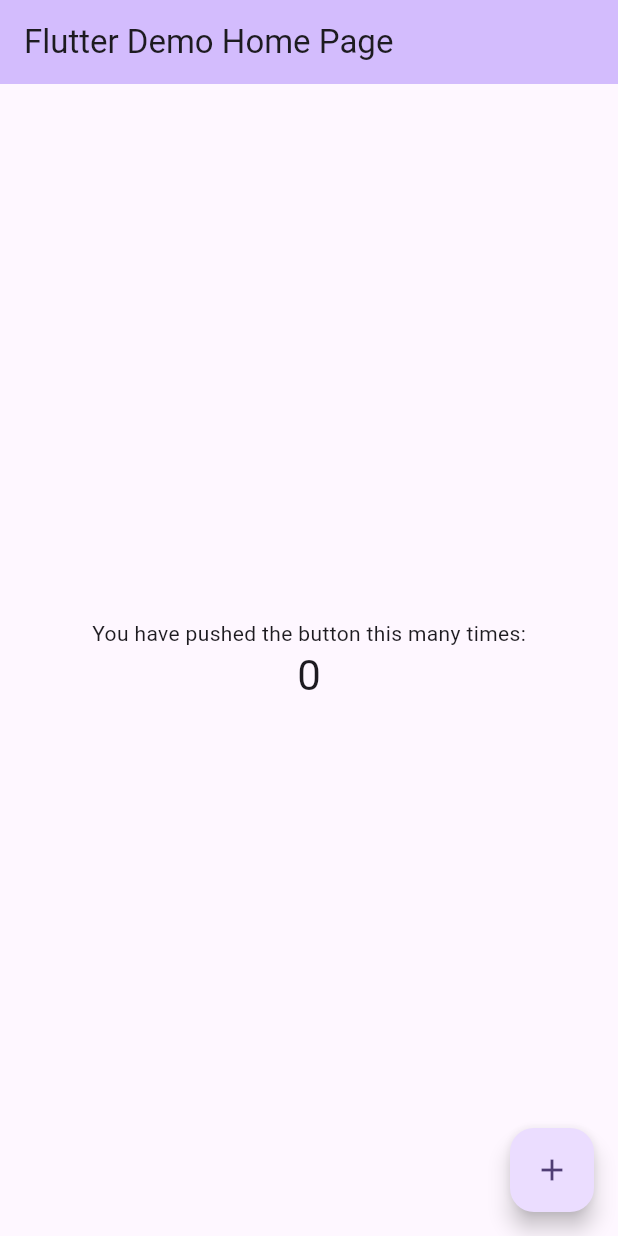
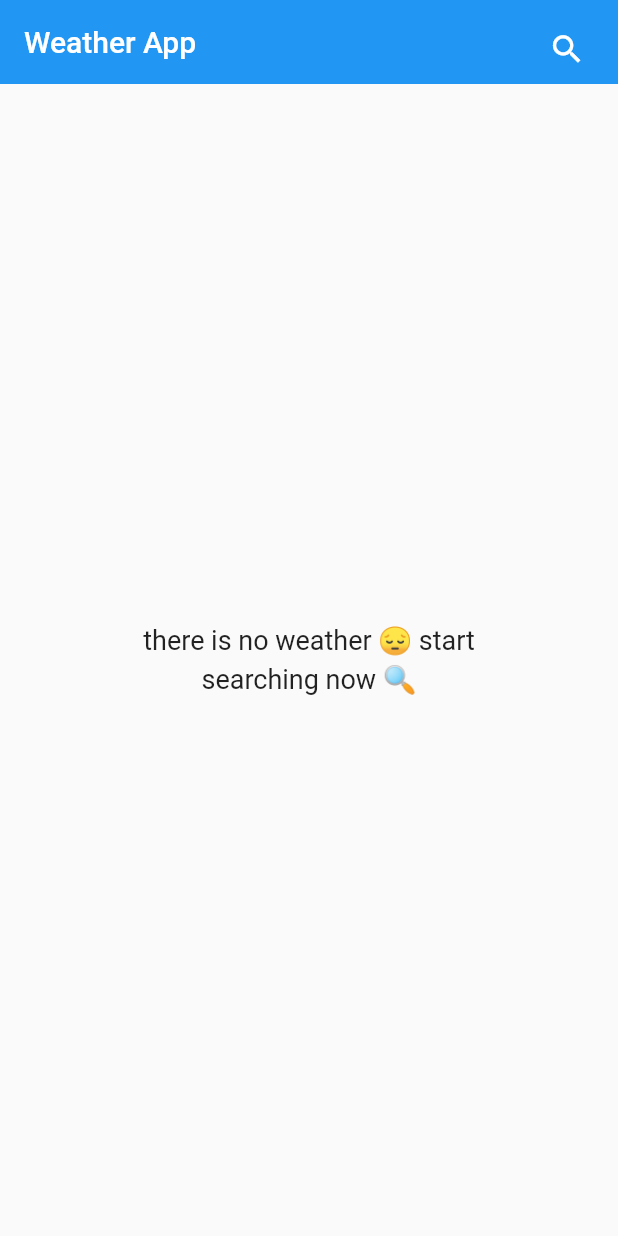
Before and after one commit to AbdulrahmanAlShaweesh/Flutter-Weather-App, a Flutter app: the screen it shows after launch, on a phone screen of 412 x 824 dp. Run offline on Flutter 3.47's test engine with Material 2 defaults, Android fonts, the phone set to English and light mode, and no system bars.

Commit message:
added the error message page

```diff
--- a/lib/main.dart
+++ b/lib/main.dart
@@ -1,125 +1,20 @@
 import 'package:flutter/material.dart';
+import 'package:flutter_weather_app/views/home_Veiw.dart';
 
 void main() {
-  runApp(const MyApp());
+  runApp(
+    const WeatherApp(),
+  );
 }
 
-class MyApp extends StatelessWidget {
-  const MyApp({super.key});
+class WeatherApp extends StatelessWidget {
+  const WeatherApp({super.key});
 
-  // This widget is the root of your application.
   @override
   Widget build(BuildContext context) {
-    return MaterialApp(
-      title: 'Flutter Demo',
-      theme: ThemeData(
-        // This is the theme of your application.
-        //
-        // TRY THIS: Try running your application with "flutter run". You'll see
-        // the application has a blue toolbar. Then, without quitting the app,
-        // try changing the seedColor in the colorScheme below to Colors.green
-        // and then invoke "hot reload" (save your changes or press the "hot
-        // reload" button in a Flutter-supported IDE, or press "r" if you used
-        // the command line to start the app).
-        //
-        // Notice that the counter didn't reset back to zero; the application
-        // state is not lost during the reload. To reset the state, use hot
-        // restart instead.
-        //
-        // This works for code too, not just values: Most code changes can be
-        // tested with just a hot reload.
-        colorScheme: ColorScheme.fromSeed(seedColor: Colors.deepPurple),
-        useMaterial3: true,
-      ),
-      home: const MyHomePage(title: 'Flutter Demo Home Page'),
+    return const MaterialApp(
+      debugShowCheckedModeBanner: false,
+      home: HomeView(),
     );
   }
 }
-
-class MyHomePage extends StatefulWidget {
-  const MyHomePage({super.key, required this.title});
-
-  // This widget is the home page of your application. It is stateful, meaning
-  // that it has a State object (defined below) that contains fields that affect
-  // how it looks.
-
-  // This class is the configuration for the state. It holds the values (in this
-  // case the title) provided by the parent (in this case the App widget) and
-  // used by the build method of the State. Fields in a Widget subclass are
-  // always marked "final".
-
-  final String title;
-
-  @override
-  State<MyHomePage> createState() => _MyHomePageState();
-}
-
-class _MyHomePageState extends State<MyHomePage> {
-  int _counter = 0;
-
-  void _incrementCounter() {
-    setState(() {
-      // This call to setState tells the Flutter framework that something has
-      // changed in this State, which causes it to rerun the build method below
-      // so that the display can reflect the updated values. If we changed
-      // _counter without calling setState(), then the build method would not be
-      // called again, and so nothing would appear to happen.
-      _counter++;
-    });
-  }
-
-  @override
-  Widget build(BuildContext context) {
-    // This method is rerun every time setState is called, for instance as done
-    // by the _incrementCounter method above.
-    //
-    // The Flutter framework has been optimized to make rerunning build methods
-    // fast, so that you can just rebuild anything that needs updating rather
-    // than having to individually change instances of widgets.
-    return Scaffold(
-      appBar: AppBar(
-        // TRY THIS: Try changing the color here to a specific color (to
-        // Colors.amber, perhaps?) and trigger a hot reload to see the AppBar
-        // change color while the other colors stay the same.
-        backgroundColor: Theme.of(context).colorScheme.inversePrimary,
-        // Here we take the value from the MyHomePage object that was created by
-        // the App.build method, and use it to set our appbar title.
-        title: Text(widget.title),
-      ),
-      body: Center(
-        // Center is a layout widget. It takes a single child and positions it
-        // in the middle of the parent.
-        child: Column(
-          // Column is also a layout widget. It takes a list of children and
-          // arranges them vertically. By default, it sizes itself to fit its
-          // children horizontally, and tries to be as tall as its parent.
-          //
-          // Column has various properties to control how it sizes itself and
-          // how it positions its children. Here we use mainAxisAlignment to
-          // center the children vertically; the main axis here is the vertical
-          // axis because Columns are vertical (the cross axis would be
-          // horizontal).
-          //
-          // TRY THIS: Invoke "debug painting" (choose the "Toggle Debug Paint"
-          // action in the IDE, or press "p" in the console), to see the
-          // wireframe for each widget.
-          mainAxisAlignment: MainAxisAlignment.center,
-          children: <Widget>[
-            const Text(
-              'You have pushed the button this many times:',
-            ),
-            Text(
-              '$_counter',
-              style: Theme.of(context).textTheme.headlineMedium,
-            ),
-          ],
-        ),
-      ),
-      floatingActionButton: FloatingActionButton(
-        onPressed: _incrementCounter,
-        tooltip: 'Increment',
-        child: const Icon(Icons.add),
-      ), // This trailing comma makes auto-formatting nicer for build methods.
-    );
-  }
-}
--- /dev/null
+++ b/lib/views/home_Veiw.dart
@@ -0,0 +1,36 @@
+import 'package:flutter/material.dart';
+import 'package:flutter_weather_app/widgets/no_weather_body.dart';
+
+class HomeView extends StatelessWidget {
+  const HomeView({super.key});
+
+  @override
+  Widget build(BuildContext context) {
+    return SafeArea(
+      child: Scaffold(
+        appBar: AppBar(
+          elevation: 0.0,
+          title: const Text(
+            'Weather App',
+            style: TextStyle(
+              fontSize: 20.0,
+            ),
+          ),
+          actions: [
+            Padding(
+              padding: const EdgeInsets.only(right: 10.0, top: 10.0),
+              child: IconButton(
+                onPressed: () {},
+                icon: const Icon(
+                  Icons.search,
+                  size: 25.0,
+                ),
+              ),
+            )
+          ],
+        ),
+        body: const NoWeatherBody(),
+      ),
+    );
+  }
+}
--- /dev/null
+++ b/lib/widgets/custom_text.dart
@@ -0,0 +1,17 @@
+import 'package:flutter/material.dart';
+
+class CustomText extends StatelessWidget {
+  const CustomText({super.key, required this.text});
+
+  final text;
+
+  @override
+  Widget build(BuildContext context) {
+    return Text(
+      text,
+      style: const TextStyle(
+        fontSize: 18.0,
+      ),
+    );
+  }
+}
--- /dev/null
+++ b/lib/widgets/no_weather_body.dart
@@ -0,0 +1,25 @@
+import 'package:flutter/material.dart';
+import 'package:flutter_weather_app/widgets/custom_text.dart';
+
+class NoWeatherBody extends StatelessWidget {
+  const NoWeatherBody({super.key});
+
+  @override
+  Widget build(BuildContext context) {
+    return const Center(
+      child: Column(
+        mainAxisAlignment: MainAxisAlignment.center,
+        crossAxisAlignment: CrossAxisAlignment.center,
+        children: [
+          CustomText(
+            text: 'there is no weather 😔 start',
+          ),
+          SizedBox(
+            height: 5.0,
+          ),
+          CustomText(text: 'searching now 🔍')
+        ],
+      ),
+    );
+  }
+}
--- /dev/null
+++ b/lib/widgets/weather_body.dart
@@ -0,0 +1,10 @@
+import 'package:flutter/material.dart';
+
+class WeatherBody extends StatelessWidget {
+  const WeatherBody({super.key});
+
+  @override
+  Widget build(BuildContext context) {
+    return const Placeholder();
+  }
+}
```
